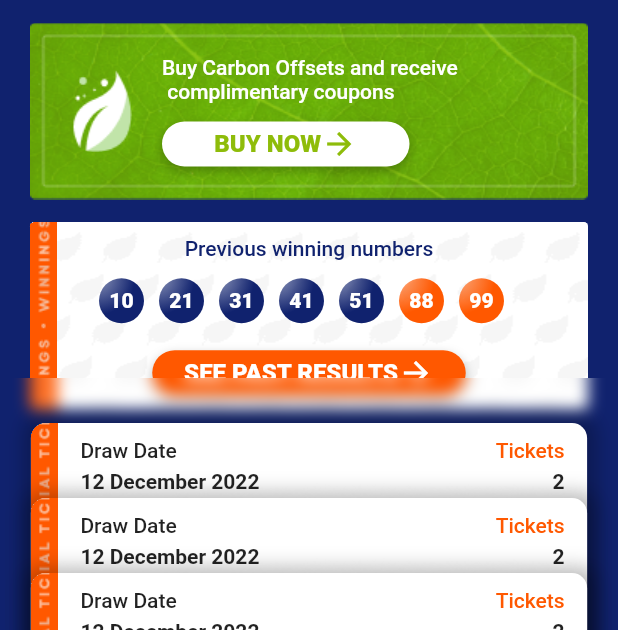
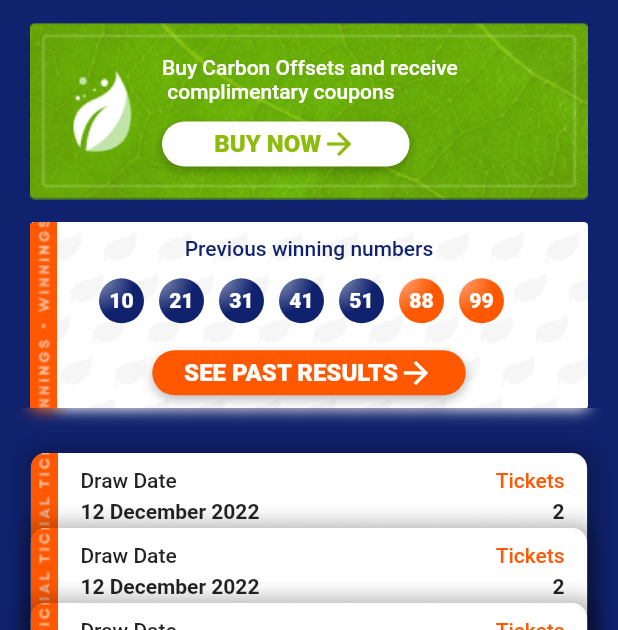
Before and after one commit to Chandravardhan-Singh/world_winner_flutter, a Flutter app: the Home screen opened directly, on a phone screen of 412 x 824 dp, the part 606-1236 px from its top. Run offline on Flutter 3.47's test engine with Material 2 defaults, Android fonts, the light colour scheme and no system bars; drawn by our look-alikes of percent_indicator; our stand-ins replace bloc, flutter_bloc, flutter_secure_storage, otp_text_field, permission_handler; accounts and stored records are empty; generated files the repository leaves out were written again.

Commit message:
home ui fix (#8)

```diff
--- a/lib/pages/home/home.dart
+++ b/lib/pages/home/home.dart
@@ -64,7 +64,7 @@ class _HomeState extends State<Home> {
   @override
   Widget build(BuildContext context) {
     final themeColor = Theme.of(context).colorScheme;
-    double initialChildSize = (MediaQuery.of(context).size.height - 600) /
+    double initialChildSize = (MediaQuery.of(context).size.height - 620) /
         MediaQuery.of(context).size.height;
     return Scaffold(
       key: _scaffoldKey,
```
